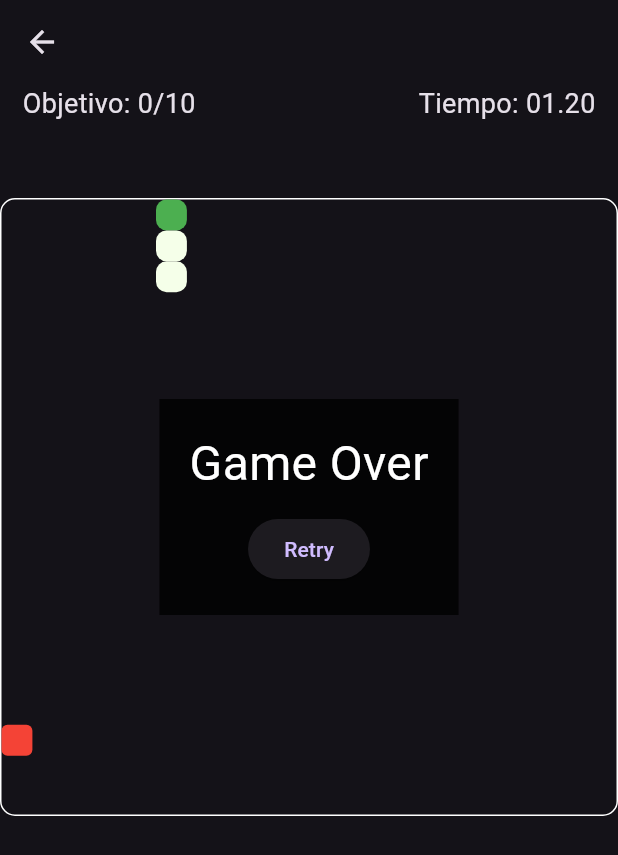
After one commit to PepeRCx/trivia-quest, a Flutter app: the SnakeGame screen opened by its route, after a tap on "Retry", on a phone screen of 412 x 824 dp. The commit adds this screen. Shown: the top 855 px of the screen. Run offline on Flutter 3.47's test engine with Material 3 defaults, Android fonts, the phone set to English and light mode, and no system bars; our stand-ins replace firebase_auth, firebase_core, flutter_blue_plus, flutter_speed_dial, google_nav_bar; accounts and stored records are empty; generated files the repository leaves out were written again.

Commit message:
[IMP] Classic snake minigame added

```diff
--- a/lib/main.dart
+++ b/lib/main.dart
@@ -9,6 +9,7 @@ import 'package:trivia_quest/pages/auth/signup.dart';
 import 'package:trivia_quest/pages/minigames/ball_sorter.dart';
 import 'package:trivia_quest/pages/minigames/ball_sorter_2.dart';
 import 'package:trivia_quest/pages/minigames/box_selector.dart';
+import 'package:trivia_quest/pages/minigames/classic_snake.dart';
 import 'package:trivia_quest/pages/minigames/panda_party.dart';
 import 'firebase_options.dart';
 
@@ -41,6 +42,7 @@ class MainApp extends StatelessWidget {
         '/ball_sorter_2': (context) => const BallSorter2ndPage(),
         '/anagram_sorter': (context) => const BoxSelectorPage(),
         '/panda_party': (context) => const PandaPartyPage(),
+        '/classic_snake': (context) => const SnakeGame(),
       },
     );
   }
--- /dev/null
+++ b/lib/pages/minigames/classic_snake.dart
@@ -0,0 +1,248 @@
+import 'dart:async';
+import 'dart:math';
+import 'package:flutter/material.dart';
+
+class SnakeGame extends StatefulWidget {
+  const SnakeGame({super.key});
+
+  @override
+  State<SnakeGame> createState() => _SnakeGameState();
+}
+
+class _SnakeGameState extends State<SnakeGame> {
+  final int rowCount = 20;
+  final int columnCount = 20;
+  final int winningScore = 10;
+
+  late Timer gameLoop;
+  List<Point<int>> snake = [
+      const Point(5, 5),
+      const Point(4, 5)
+    ];
+  Point<int> food = const Point(5, 5);
+  Point<int> direction = const Point(0, -1); // Starts moving up
+  bool isGameOver = false;
+  bool isGameWon = false;
+  Timer? stopWatchTimer;
+  int elapsedMilliseconds = 0;
+
+  String get formattedTime {
+    final seconds = (elapsedMilliseconds ~/ 1000).toString().padLeft(2, '0');
+    final milliseconds = ((elapsedMilliseconds % 1000) ~/ 10).toString().padLeft(2, '0');
+    return '$seconds.$milliseconds';
+  }
+
+  @override
+  void initState() {
+    super.initState();
+    startGame();
+  }
+
+  void startGame() {
+    snake = [
+      const Point(5, 5),
+      const Point(4, 5),
+      const Point(3, 5),
+    ];
+    food = generateFood();
+    direction = const Point(0, -1);
+    isGameOver = false;
+    isGameWon = false;
+
+    startStopWatch();
+
+    gameLoop = Timer.periodic(const Duration(milliseconds: 200), (_) {
+      setState(() {
+        moveSnake();
+      });
+    });
+  }
+
+  Point<int> generateFood() {
+    final rand = Random();
+    Point<int> newFood;
+    do {
+      newFood = Point(
+        rand.nextInt(columnCount),
+        rand.nextInt(rowCount),
+      );
+    } while (snake.contains(newFood));
+    return newFood;
+  }
+
+  void moveSnake() {
+    final newHead = snake.first + direction;
+
+    if (checkCollision(newHead)) {
+      gameLoop.cancel();
+      isGameOver = true;
+      stopStopWach();
+      return;
+    }
+
+    snake.insert(0, newHead);
+
+    if (newHead == food) {
+      food = generateFood();
+      if (snake.length - 3 >= winningScore) {
+        gameLoop.cancel();
+        isGameWon = true;
+        stopStopWach();
+      }
+    } else {
+      snake.removeLast();
+    }
+  }
+
+  bool checkCollision(Point<int> point) {
+    return point.x < 0 ||
+        point.y < 0 ||
+        point.x >= columnCount ||
+        point.y >= rowCount ||
+        snake.contains(point);
+  }
+
+  void changeDirection(Point<int> newDir) {
+    if (direction + newDir != const Point(0, 0)) {
+      direction = newDir;
+    }
+  }
+
+  void startStopWatch() {
+    stopWatchTimer?.cancel();
+    elapsedMilliseconds = 0;
+
+    stopWatchTimer = Timer.periodic(const Duration(milliseconds: 10), (timer) {
+      setState(() {
+        elapsedMilliseconds += 10;
+      });
+    });
+
+  }
+
+  void stopStopWach() {
+    stopWatchTimer?.cancel();
+  }
+
+  @override
+  Widget build(BuildContext context) {
+    final screenSize = MediaQuery.of(context).size;
+    final cellSize = screenSize.width / columnCount;
+
+    return Scaffold(
+      appBar: AppBar(),
+      body: SizedBox.expand(
+        child: Column(
+          children: [
+            Row(
+              mainAxisAlignment: MainAxisAlignment.center,
+              children: [
+                SizedBox(width: 15),
+                Text(
+                  "Objetivo: ${snake.length -3}/$winningScore",
+                  style: TextStyle(
+                    fontSize: 18
+                  ),
+                ),
+                Spacer(),
+                Text('Tiempo: $formattedTime',
+                  style: TextStyle(
+                    fontSize: 18
+                  ),
+                ),
+                SizedBox(width: 15),
+              ],
+            ),
+            SizedBox(height: 50),
+            GestureDetector(
+              behavior: HitTestBehavior.opaque,
+              onPanUpdate: (details) {
+                final dx = details.delta.dx;
+                final dy = details.delta.dy;
+
+                // Check which is the dominant direction
+                if (dx.abs() > dy.abs()) {
+                  // Horizontal swipe
+                  if (dx > 0) {
+                    changeDirection(const Point(1, 0)); // Right
+                  } else {
+                    changeDirection(const Point(-1, 0)); // Left
+                  }
+                } else {
+                  // Vertical swipe
+                  if (dy > 0) {
+                    changeDirection(const Point(0, 1)); // Down
+                  } else {
+                    changeDirection(const Point(0, -1)); // Up
+                  }
+                }
+              },
+              child: Center(
+                child: Container(
+                  width: cellSize * columnCount,
+                  height: cellSize * rowCount,
+                  decoration: BoxDecoration(
+                    border: Border.all(color: Colors.white, width: 1),
+                    borderRadius: BorderRadius.circular(10)
+                  ),
+                  child: Stack(
+                    children: [
+                      for (var p in snake)
+                        Positioned(
+                          left: p.x * cellSize,
+                          top: p.y * cellSize,
+                          child: Container(
+                            width: cellSize,
+                            height: cellSize,
+                            decoration: BoxDecoration(
+                              color: p == snake.first ? Colors.green : const Color.fromARGB(255, 245, 255, 233),
+                              borderRadius: BorderRadius.circular(7),
+                            ),
+                          ),
+                        ),
+                      Positioned(
+                        left: food.x * cellSize,
+                        top: food.y * cellSize,
+                        child: Container(
+                          width: cellSize,
+                          height: cellSize,
+                          decoration: BoxDecoration(
+                            color: Colors.red,
+                            borderRadius: BorderRadius.circular(4),
+                          ),
+                        ),
+                      ),
+                      if (isGameOver || isGameWon)
+                        Center(
+                          child: Container(
+                            color: Colors.black.withOpacity(0.8),
+                            padding: const EdgeInsets.all(20),
+                            child: Column(
+                              mainAxisSize: MainAxisSize.min,
+                              children: [
+                                Text(
+                                  isGameWon ? "Ganaste" : "Game Over",
+                                  style: const TextStyle(color: Colors.white, fontSize: 32),
+                                ),
+                                const SizedBox(height: 10),
+                                ElevatedButton(
+                                  onPressed: () {
+                                    setState(() => startGame());
+                                  },
+                                  child: const Text("Retry"),
+                                ),
+                              ],
+                            ),
+                          ),
+                        ),
+                    ],
+                  ),
+                ),
+              ),
+            ),
+          ],
+        ),
+      )
+    );
+  }
+}
--- a/lib/pages/tabs/primary.dart
+++ b/lib/pages/tabs/primary.dart
@@ -42,7 +42,13 @@ class PrimaryTab extends StatelessWidget {
             label: 'Panda Party',
             shape: CircleBorder(),
             onTap: () => Navigator.pushNamed(context, '/panda_party'),
-          )
+          ),
+          SpeedDialChild(
+            child: const Icon(Icons.line_style),
+            label: 'Classi Snake',
+            shape: CircleBorder(),
+            onTap: () => Navigator.pushNamed(context, '/classic_snake'),
+          ),
         ],
       ),
       body: Center(
```
Also changed, not shown: 1 other file.
